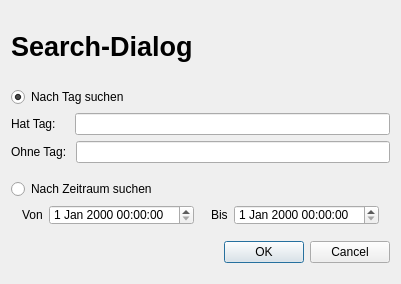
First picture: the form in searchdialog.ui, repository orgnnice/OrgNNice, before the edit.
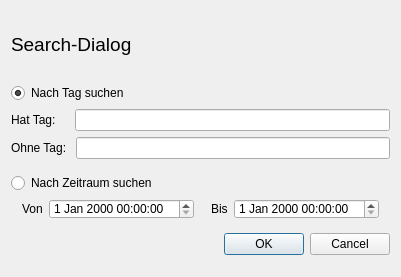
Second picture: the form after the edit.

What changed in the file:
```diff
--- a/searchdialog.ui
+++ b/searchdialog.ui
@@ -7,7 +7,7 @@
     <x>0</x>
     <y>0</y>
     <width>401</width>
-    <height>284</height>
+    <height>277</height>
    </rect>
   </property>
   <property name="windowTitle">
@@ -24,9 +24,9 @@
      </property>
      <property name="font">
       <font>
-       <pointsize>20</pointsize>
-       <weight>75</weight>
-       <bold>true</bold>
+       <pointsize>14</pointsize>
+       <weight>50</weight>
+       <bold>false</bold>
       </font>
      </property>
      <property name="text">
```
